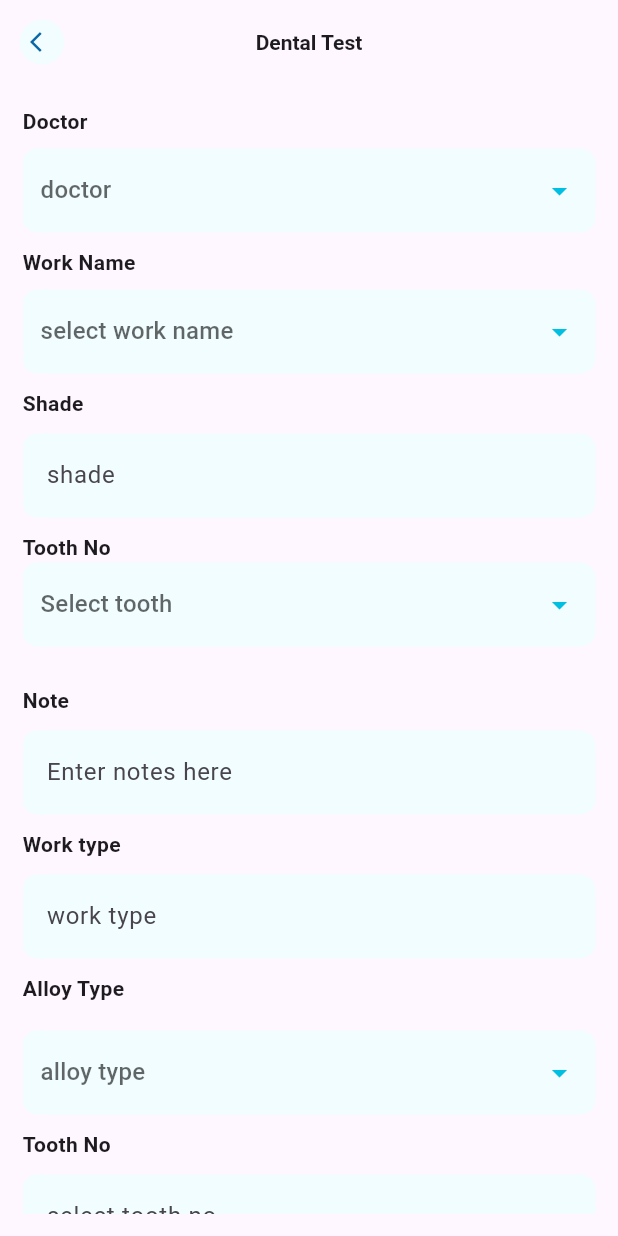
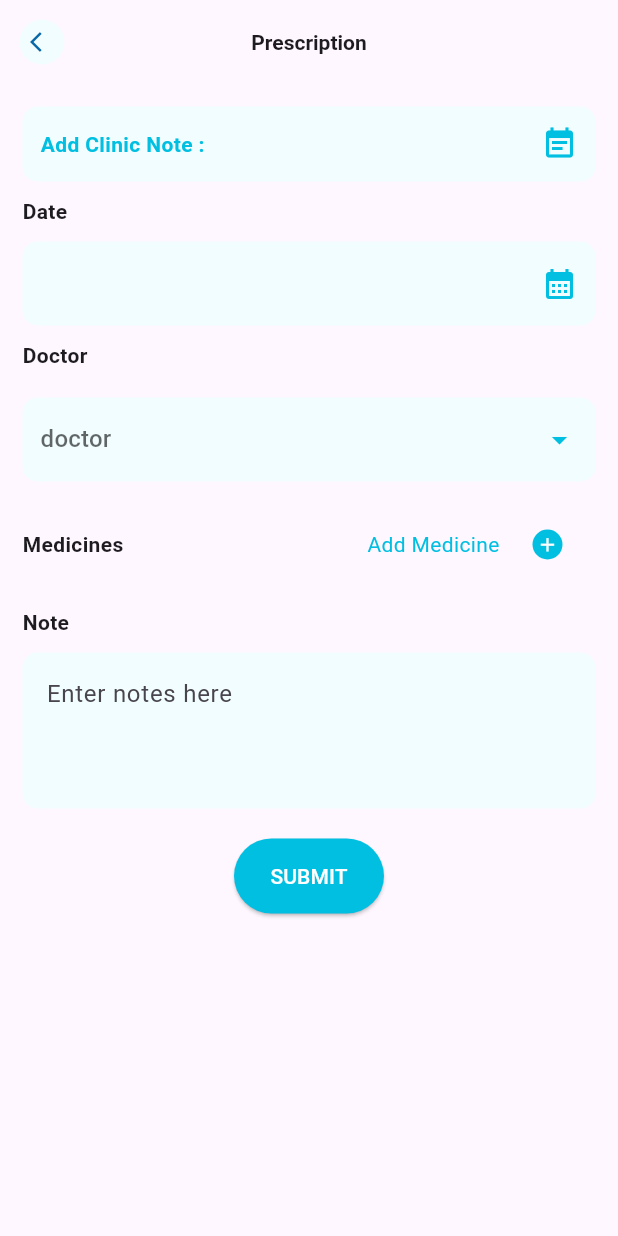
Before and after one commit to Muhammedsuhailv/cms_app_doctosmart, a Flutter app: the screen it shows after launch, on a phone screen of 412 x 824 dp. Run offline on Flutter 3.47's test engine with Material 3 defaults, Android fonts, the phone set to English and light mode, and no system bars.

Commit message:
fifth commit

```diff
--- a/lib/common/custom_dropdown.dart
+++ b/lib/common/widgets/custom_dropdown.dart
@@ -40,6 +40,7 @@ class _CustomDropdownState extends State<CustomDropdown> {
           ),
           child: DropdownButtonHideUnderline(
             child: DropdownButton<String>(
+
               isExpanded: true,
               value: selectedItem,
               hint: widget.hint != null ? Text(widget.hint!) : null,
--- /dev/null
+++ b/lib/common/widgets/custom_eleveated_btn.dart
@@ -0,0 +1,27 @@
+import 'package:flutter/material.dart';
+
+class CustomButton extends StatelessWidget {
+  final String text;
+
+  const CustomButton({super.key, required this.text});
+
+  @override
+  Widget build(BuildContext context) {
+    return
+      Center(
+          child: ElevatedButton(
+              style:const  ButtonStyle(
+                minimumSize: WidgetStatePropertyAll(Size(100, 50)),
+                  backgroundColor:
+                  WidgetStatePropertyAll (Color(0xff01BFE1)
+                  ),
+              ),
+              onPressed: () {},
+              child:Text(
+                text,
+                style: const TextStyle(color: Colors.white),
+              ),
+          ),
+      );
+  }
+}
--- a/lib/common/custom_textfiled.dart
+++ b/lib/common/widgets/custom_textfiled.dart
@@ -2,11 +2,13 @@ import 'package:flutter/material.dart';
 
 class CustomTextfield extends StatelessWidget {
   String? hint;
-  CustomTextfield({super.key,this.hint});
+  int? maxLines;
+  CustomTextfield({super.key,this.hint,this.maxLines});
 
   @override
   Widget build(BuildContext context) {
     return TextFormField(
+      maxLines: maxLines,
       decoration: InputDecoration(
         filled: true,
         fillColor:const Color(0xffF1FDFF),
--- a/lib/features/dental/presentation/pages/dental_test_add.dart
+++ b/lib/features/dental/presentation/pages/dental_test_add.dart
@@ -1,6 +1,7 @@
-import 'package:cms_app/common/custom_dropdown.dart';
-import 'package:cms_app/common/custom_text.dart';
-import 'package:cms_app/common/custom_textfiled.dart';
+import 'package:cms_app/common/widgets/custom_dropdown.dart';
+import 'package:cms_app/common/widgets/custom_eleveated_btn.dart';
+import 'package:cms_app/common/widgets/custom_text.dart';
+import 'package:cms_app/common/widgets/custom_textfiled.dart';
 import 'package:cms_app/common/sized_box/sized_box.dart';
 import 'package:flutter/material.dart';
 import '../../../../common/widgets/tooth_selection_dropdwon.dart';
@@ -96,6 +97,7 @@ class _DentalTestAddState extends State<DentalTestAdd> {
               const CustomText(text: "Note"),
               SizedBoxes.smallSizedBox,
               CustomTextfield(
+                maxLines: 3,
                 hint: "Enter notes here",
               ),
               SizedBoxes.smallSizedBox,
@@ -198,16 +200,8 @@ class _DentalTestAddState extends State<DentalTestAdd> {
                 ),
               ),
               SizedBoxes.largeSizedBox,
-              Center(
-                  child: ElevatedButton(
-                      style:const  ButtonStyle(
-                          backgroundColor:
-                              WidgetStatePropertyAll(Color(0xff01BFE1))),
-                      onPressed: () {},
-                      child: const Text(
-                        "SUBMIT",
-                        style: TextStyle(color: Colors.white),
-                      )))],
+           const CustomButton(text: "SUBMIT"),
+            ],
           ),
         ),
       ),
--- /dev/null
+++ b/lib/features/prescription/presentation/pages/prescription_add1.dart
@@ -0,0 +1,178 @@
+import 'package:cms_app/common/sized_box/sized_box.dart';
+import 'package:cms_app/features/prescription/presentation/pages/prescription_add2.dart';
+import 'package:flutter/material.dart';
+
+import '../../../../common/widgets/custom_dropdown.dart';
+import '../../../../common/widgets/custom_eleveated_btn.dart';
+import '../../../../common/widgets/custom_text.dart';
+import '../../../../common/widgets/custom_textfiled.dart';
+class PrescriptionAdd1 extends StatefulWidget {
+  const PrescriptionAdd1({super.key});
+
+  @override
+  State<PrescriptionAdd1> createState() => _PrescriptionAdd1State();
+}
+
+class _PrescriptionAdd1State extends State<PrescriptionAdd1> {
+  String selectedDoctor = 'Doctor';
+  DateTime _selectedDate = DateTime.now();
+  Future<void> _selectDate(BuildContext context) async {
+    final DateTime? picked = await showDatePicker(
+      context: context,
+      initialDate: _selectedDate,
+      firstDate: DateTime(2000),
+      lastDate: DateTime(2101),
+    );
+    if (picked != null) {
+      setState(() {
+        _selectedDate = picked;
+      });
+    }
+  }
+
+  @override
+  Widget build(BuildContext context) {
+    var screenWidth = MediaQuery.of(context).size.width;
+    return Scaffold(
+      appBar: AppBar(
+        centerTitle: true,
+        title: const Text(
+          "Prescription",
+          style: TextStyle(fontSize: 14, fontWeight: FontWeight.bold),
+        ),
+        leading: IconButton(
+          style: ButtonStyle(
+            minimumSize: WidgetStateProperty.all(const Size(10, 10)),
+            backgroundColor: WidgetStateProperty.all(const Color(0xffF1FDFF)),
+          ),
+          onPressed: () {},
+          icon:const Center(
+            child: Icon(
+              Icons.arrow_back_ios,
+              color: Color(0xff0867A6),
+              size: 16,
+            ),
+          ),
+          constraints:const BoxConstraints(
+            maxHeight: 30,
+            maxWidth: 30,
+          ),
+          padding: EdgeInsets.zero,
+        ),
+      ),
+      body:
+      Padding(
+        padding: const EdgeInsets.all(15.0),
+        child: SingleChildScrollView(
+          child: Column(
+            mainAxisAlignment: MainAxisAlignment.start,
+            crossAxisAlignment: CrossAxisAlignment.start,
+            children: [
+              Container(
+                height: 50,
+                width: double.infinity,
+                decoration: BoxDecoration(
+                    borderRadius: BorderRadius.circular(10),
+                    color:const Color(0xffF1FDFF)),
+                child: const Padding(
+                  padding:  EdgeInsets.all(12.0),
+                  child: Row(
+                    mainAxisAlignment: MainAxisAlignment.spaceBetween,
+                    children: [
+                      Text("Add Clinic Note :",style: TextStyle(fontWeight: FontWeight.bold,color: Color(0xff01BFE1)),),
+                      Icon(Icons.event_note,color: Color(0xff01BFE1),)
+                    ],),
+                ),
+              ),
+
+              SizedBoxes.smallSizedBox,
+              const CustomText(text: "Date"),
+              SizedBoxes.smallSizedBox,
+              TextFormField(
+                decoration: InputDecoration(
+                  prefixText: "${_selectedDate.toLocal()}".split(' ')[0],
+                  suffixIcon: InkWell(
+                    onTap: () => _selectDate(context),
+                    child: const Icon(
+                      Icons.calendar_month,
+                      color: Color(0xff01BFE1),
+                    ),
+                  ),
+                  filled: true,
+                  fillColor: const Color(0xffF1FDFF),
+                  border: OutlineInputBorder(
+                    borderRadius: BorderRadius.circular(10),
+                    borderSide: BorderSide.none,
+                  ),
+                  enabledBorder: OutlineInputBorder(
+                    borderRadius: BorderRadius.circular(10),
+                    borderSide: BorderSide.none,
+                  ),
+                  focusedBorder: OutlineInputBorder(
+                    borderRadius: BorderRadius.circular(10),
+                    borderSide: BorderSide.none,
+                  ),
+                ),
+              ),
+              SizedBoxes.smallSizedBox,
+              const CustomText(text: "Doctor"),
+              SizedBoxes.smallSizedBox,
+              CustomDropdown(
+                hint: "doctor",
+                items: const ['Muhammed iqbal', 'Saif Ali', 'Thomas', 'Devid', 'Kumar'],
+                onChanged: (value) {
+                  setState(() {
+                    selectedDoctor = value!;
+                  });
+                },
+                value: selectedDoctor,
+              ),
+              SizedBoxes.smallSizedBox,
+               Row(
+                 mainAxisAlignment: MainAxisAlignment.spaceBetween,
+                children: [
+                  const CustomText(text: "Medicines"),
+                  Row(
+                    children: [
+                      const Text(
+                        "Add Medicine",
+                        style: TextStyle(color: Color(0xff01BFE1)),
+                      ),
+                      Padding(
+                        padding: const EdgeInsets.all(8.0),
+                        child: IconButton(
+                          iconSize: 15,
+                          padding: EdgeInsets.zero,
+                          constraints: const BoxConstraints(
+                            minWidth: 20,
+                            minHeight: 20,
+                          ),
+                          onPressed: () {
+                            Navigator.push(context, MaterialPageRoute(builder: (context) => PrescriptionPopup(),));
+                          },
+                          icon: const Icon(Icons.add, color: Colors.white),
+                          style: ButtonStyle(
+                            backgroundColor: WidgetStateProperty.all(const Color(0xff01BFE1)),
+                          ),
+                        ),
+                      ),
+                    ],
+                  )
+                ],
+              ),
+              SizedBoxes.smallSizedBox,
+              const CustomText(text: "Note"),
+              SizedBoxes.smallSizedBox,
+              CustomTextfield(
+                maxLines: 3,
+                hint: "Enter notes here",
+              ),
+              SizedBoxes.normalSizedBox,
+              const CustomButton(text: "SUBMIT"),
+            ],
+          ),
+        ),
+      ),
+    );
+  }
+}
--- a/lib/main.dart
+++ b/lib/main.dart
@@ -1,5 +1,5 @@
-import 'package:cms_app/common/widgets/tooth_selection_dropdwon.dart';
-import 'package:cms_app/features/dental/presentation/pages/dental_test_add.dart';
+import 'package:cms_app/features/prescription/presentation/pages/prescription_add1.dart';
+import 'package:cms_app/features/prescription/presentation/pages/prescription_add2.dart';
 import 'package:flutter/material.dart';
 
 void main() {
@@ -18,7 +18,7 @@ class MyApp extends StatelessWidget {
         colorScheme: ColorScheme.fromSeed(seedColor: Colors.deepPurple),
         useMaterial3: true,
       ),
-      home: DentalTestAdd(),
+      home: PrescriptionAdd1(),
     );
   }
 }
```
Also changed, not shown: lib/features/prescription/presentation/pages/prescription_add2.dart (added, +222 -0 lines), lib/common/widgets/custom_text.dart (renamed from lib/common/custom_text.dart).
